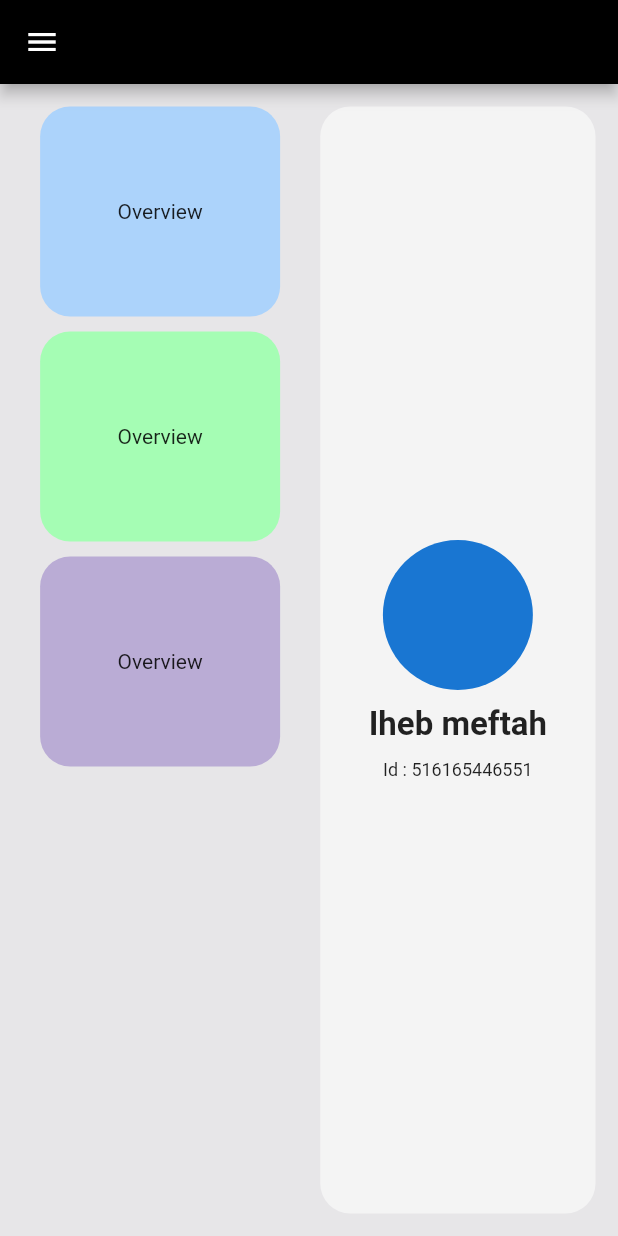
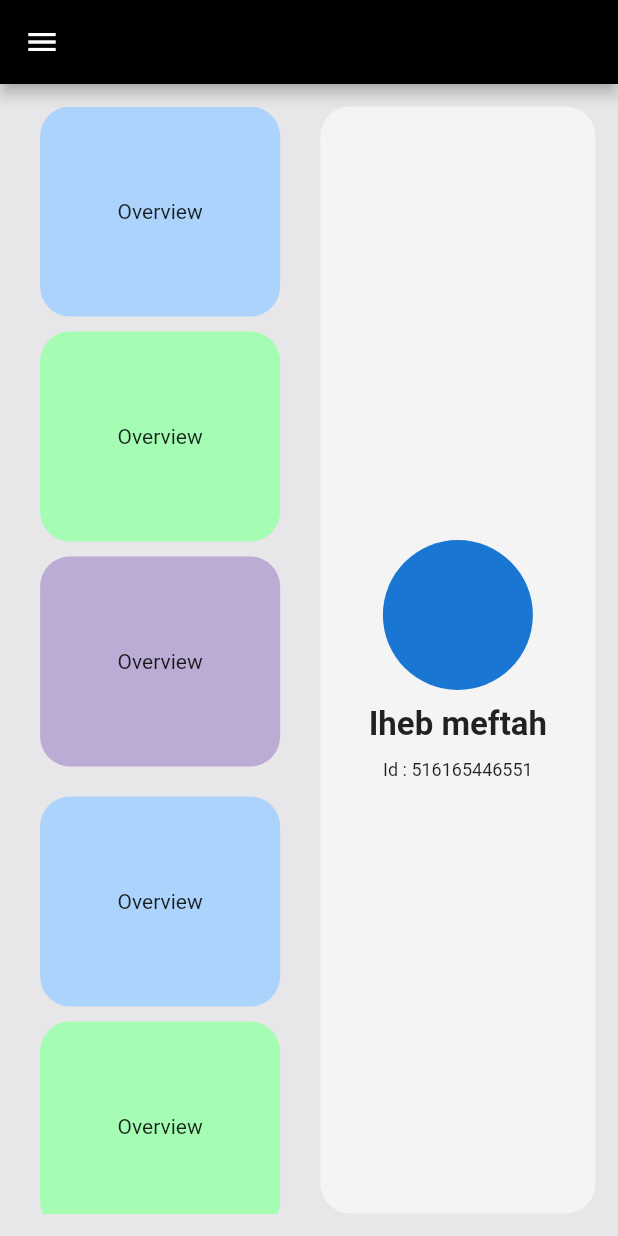
Before and after one commit to ihebmeftah/dashboard_responsive-Web-Android-Ios, a Flutter app: the screen it shows after launch, on a phone screen of 412 x 824 dp. Run offline on Flutter 3.47's test engine with Material 2 defaults, Android fonts, the phone set to English and light mode, and no system bars; our stand-ins replace get, get_storage, hexcolor.

Commit message:
fix container error

```diff
--- a/lib/views/screens/dashboardscreen.dart
+++ b/lib/views/screens/dashboardscreen.dart
@@ -1,6 +1,5 @@
 import 'package:dashboard/controllers/controller.dart';
 import 'package:dashboard/views/screens/overviewScreen.dart';
-import 'package:dashboard/views/theme/theme.dart';
 import 'package:flutter/material.dart';
 import 'package:get/get.dart';
 import 'package:hexcolor/hexcolor.dart';
@@ -81,9 +80,10 @@ Widget menuSection(Controller cntrl) {
           children: [
             Column(
               children: [
-                Text(
-                  "Dash",
-                  style: ThemesApp().textinlightthemeforbgBlac,
+                Image.asset(
+                  'assets/logo.png',
+                  width: 100,
+                  height: 100,
                 ),
                 const SizedBox(
                   height: 40,
@@ -99,7 +99,7 @@ Widget menuSection(Controller cntrl) {
                   height: 10,
                 ),
                 customlisttilte(
-                    title: "Employees",
+                    title: "Players",
                     iconleading: Icons.person,
                     icontrailing: Icons.arrow_forward_ios,
                     onTap: () {
@@ -109,7 +109,7 @@ Widget menuSection(Controller cntrl) {
                   height: 10,
                 ),
                 customlisttilte(
-                    title: "Tasks",
+                    title: "Calendar",
                     iconleading: Icons.task,
                     icontrailing: Icons.arrow_forward_ios,
                     onTap: () {
@@ -119,7 +119,7 @@ Widget menuSection(Controller cntrl) {
                   height: 10,
                 ),
                 customlisttilte(
-                    title: "Message",
+                    title: "Schedule",
                     iconleading: Icons.message,
                     icontrailing: Icons.arrow_forward_ios,
                     onTap: () {
--- a/lib/views/screens/overviewscreen.dart
+++ b/lib/views/screens/overviewscreen.dart
@@ -11,11 +11,45 @@ class OverviewScreen extends StatelessWidget {
     return Row(
       children: [
         Expanded(
+          child: SingleChildScrollView(
             child: Column(
               children: [
                 Wrap(
                   runSpacing: 10,
-                spacing: 10,
+                  spacing: 20,
+                  children: [
+                    Container(
+                        height: 140,
+                        width: 160,
+                        decoration: BoxDecoration(
+                          color: HexColor("ACD3FB"),
+                          borderRadius: BorderRadius.circular(20),
+                        ),
+                        child: const Center(child: Text("Overview"))),
+                    Container(
+                        height: 140,
+                        width: 160,
+                        decoration: BoxDecoration(
+                          color: HexColor("A5FDB4"),
+                          borderRadius: BorderRadius.circular(20),
+                        ),
+                        child: const Center(child: Text("Overview"))),
+                    Container(
+                        height: 140,
+                        width: 160,
+                        decoration: BoxDecoration(
+                          color: HexColor("BAACD5"),
+                          borderRadius: BorderRadius.circular(20),
+                        ),
+                        child: const Center(child: Text("Overview"))),
+                  ],
+                ),
+                const SizedBox(
+                  height: 20,
+                ),
+                Wrap(
+                  runSpacing: 10,
+                  spacing: 20,
                   children: [
                     Container(
                         height: 140,
@@ -44,6 +78,7 @@ class OverviewScreen extends StatelessWidget {
                   ],
                 ),
               ],
+            ),
           ),
         ),
         const SizedBox(
--- a/pubspec.yaml
+++ b/pubspec.yaml
@@ -20,6 +20,8 @@ flutter:
   uses-material-design: true
 
 # To add assets to your application, add an assets section, like this:
+  assets:
+    - assets/
 # assets:
 #  - images/a_dot_burr.jpeg
 #  - images/a_dot_ham.jpeg
```
Also changed, not shown: assets/logo.png (added). Lines whose indentation alone changed are shown as unchanged.
